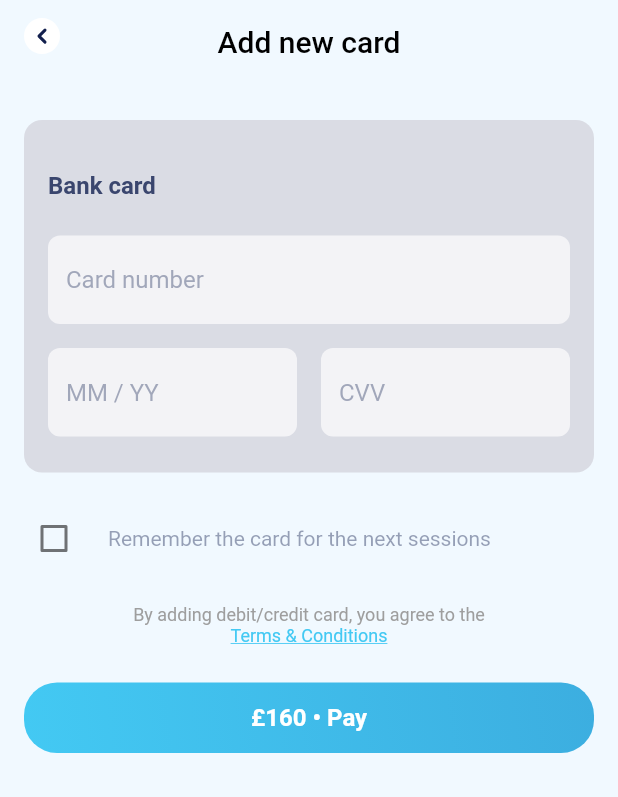
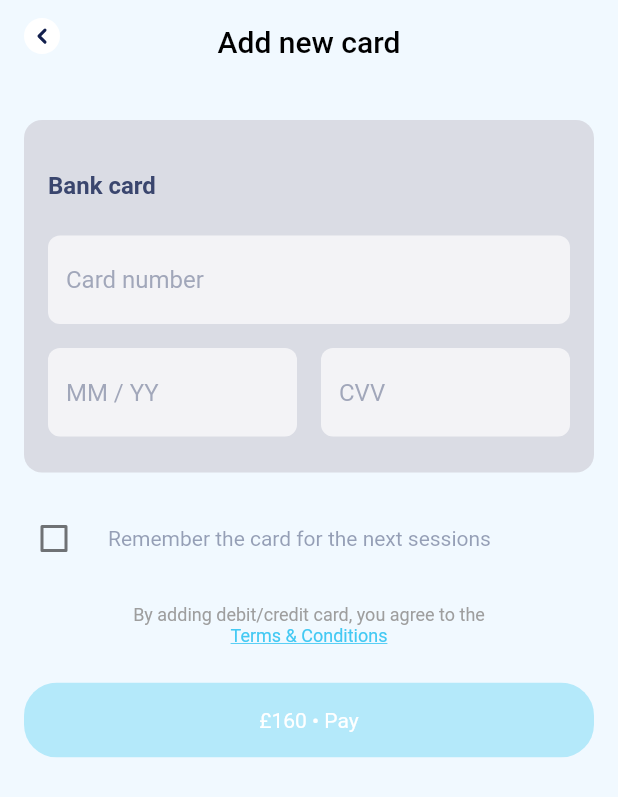
Before and after one commit to phantom1511/test_task, a Flutter app: the screen it shows after launch, after a tap on "Add new card", on a phone screen of 412 x 824 dp. Shown: the top 797 px of the screen. Run offline on Flutter 3.47's test engine with Material 2 defaults, Android fonts, the phone set to English and light mode, and no system bars; our stand-ins replace flutter_svg; missing offline and left inert: bottom_drawer.

Commit message:
bug fixed

```diff
--- a/lib/constants.dart
+++ b/lib/constants.dart
@@ -3,8 +3,8 @@ import 'package:flutter/material.dart';
 
 class Assets {
   static const String close = 'assets/images/close.svg';
-  static const String card1 = 'assets/images/card1.svg';
-  static const String card2 = 'assets/images/card2.svg';
+  static const String card1 = 'assets/images/card1.png';
+  static const String card2 = 'assets/images/card2.png';
   static const String back = 'assets/images/back.svg';
 }
 
--- a/lib/view/add_new_card_page.dart
+++ b/lib/view/add_new_card_page.dart
@@ -15,7 +15,7 @@ class _AddNewCardPageState extends State<AddNewCardPage> {
   bool checkedValue = false;
   final _formKey = GlobalKey<FormState>();
   bool _enabled = false;
-  Color btnColor = Palette.charlotte;
+  // Color btnColor =;
 
   @override
   Widget build(BuildContext context) {
@@ -62,7 +62,8 @@ class _AddNewCardPageState extends State<AddNewCardPage> {
                             SizedBox(height: 34),
                             Text(
                               'Bank card',
-                              style: Theme.of(context)
+                              style: Theme
+                                  .of(context)
                                   .textTheme
                                   .subtitle1
                                   .copyWith(
@@ -76,10 +77,8 @@ class _AddNewCardPageState extends State<AddNewCardPage> {
                                 setState(() {
                                   if (text.length > 0) {
                                     _enabled = true;
-                                    btnColor = Palette.athensGray;
                                   } else {
                                     _enabled = false;
-                                    btnColor = Palette.charlotte;
                                   }
                                 });
                               },
@@ -91,7 +90,8 @@ class _AddNewCardPageState extends State<AddNewCardPage> {
                                       borderRadius: BorderRadius.circular(8),
                                       borderSide: BorderSide.none),
                                   hintText: 'Card number',
-                                  hintStyle: Theme.of(context)
+                                  hintStyle: Theme
+                                      .of(context)
                                       .textTheme
                                       .subtitle1
                                       .copyWith(
@@ -122,7 +122,8 @@ class _AddNewCardPageState extends State<AddNewCardPage> {
                                             BorderRadius.circular(8),
                                             borderSide: BorderSide.none),
                                         hintText: 'MM / YY',
-                                        hintStyle: Theme.of(context)
+                                        hintStyle: Theme
+                                            .of(context)
                                             .textTheme
                                             .subtitle1
                                             .copyWith(
@@ -153,7 +154,8 @@ class _AddNewCardPageState extends State<AddNewCardPage> {
                                             BorderRadius.circular(8),
                                             borderSide: BorderSide.none),
                                         hintText: 'CVV',
-                                        hintStyle: Theme.of(context)
+                                        hintStyle: Theme
+                                            .of(context)
                                             .textTheme
                                             .subtitle1
                                             .copyWith(
@@ -175,7 +177,8 @@ class _AddNewCardPageState extends State<AddNewCardPage> {
               CheckboxListTile(
                 title: Text(
                   'Remember the card for the next sessions',
-                  style: Theme.of(context)
+                  style: Theme
+                      .of(context)
                       .textTheme
                       .bodyText2
                       .copyWith(color: Palette.eastBay.withOpacity(.5)),
@@ -197,12 +200,20 @@ class _AddNewCardPageState extends State<AddNewCardPage> {
                   children: [
                     Text(
                       'By adding debit/credit card, you agree to the',
-                      style: Theme.of(context).textTheme.caption.copyWith(
+                      style: Theme
+                          .of(context)
+                          .textTheme
+                          .caption
+                          .copyWith(
                           fontWeight: FontWeight.w400, color: Colors.grey),
                     ),
                     Text(
                       'Terms & Conditions',
-                      style: Theme.of(context).textTheme.caption.copyWith(
+                      style: Theme
+                          .of(context)
+                          .textTheme
+                          .caption
+                          .copyWith(
                         fontWeight: FontWeight.w400,
                         color: Palette.pictonBlueL,
                         decoration: TextDecoration.underline,
@@ -232,11 +243,42 @@ class _AddNewCardPageState extends State<AddNewCardPage> {
                 //             MaterialStateProperty.all<Color>(Colors.red)),
                 //   ),
                 // ),
-                child: RaisedGradientButton(
-                  label: '£160 • Pay',
+                child: Container(
+                  height: 50.0,
+                  width: double.maxFinite,
+                  child: RawMaterialButton(
                     onPressed: _enabled ? () {} : null,
-                  color: btnColor,
+                    shape: RoundedRectangleBorder(borderRadius: BorderRadius.circular(22)),
+                    padding: EdgeInsets.all(0.0),
+                    child: Ink(
+                      decoration: BoxDecoration(
+                          gradient: _enabled ?  LinearGradient(colors: [Palette.pictonBlueL, Palette.pictonBlue],
+                            begin: Alignment.centerLeft,
+                            end: Alignment.centerRight,
+                          ) : LinearGradient(colors: [Palette.charlotte, Palette.charlotte],
+                            begin: Alignment.centerLeft,
+                            end: Alignment.centerRight,
                           ),
+                          borderRadius: BorderRadius.circular(22)
+                      ),
+                      child: Container(
+                        alignment: Alignment.center,
+                        child: Text(
+                          '£160 • Pay',
+                          textAlign: TextAlign.center,
+                          style: TextStyle(
+                              color: Colors.white
+                          ),
+                        ),
+                      ),
+                    ),
+                  ),
+                ),
+                // child: RaisedGradientButton(
+                //   label: '£160 • Pay',
+                //   onPressed: _enabled ? () {} : null,
+                //   color: btnColor,
+                // ),
               )
             ],
           ),
--- a/lib/view/payment_method_page.dart
+++ b/lib/view/payment_method_page.dart
@@ -179,9 +179,7 @@ class _PaymentMethodPageState extends State<PaymentMethodPage> {
                         color: Palette.eastBay.withOpacity(.8),
                         fontWeight: FontWeight.w400),
                   ),
-                  leading: SvgPicture.asset(
-                    Assets.card1,
-                  ),
+                  leading: Image.asset(Assets.card1),
                   trailing: Radio(
                     onChanged: (value) {
                       setState(() {
@@ -200,9 +198,7 @@ class _PaymentMethodPageState extends State<PaymentMethodPage> {
                         color: Palette.eastBay.withOpacity(.8),
                         fontWeight: FontWeight.w400),
                   ),
-                  leading: SvgPicture.asset(
-                    Assets.card2,
-                  ),
+                  leading: Image.asset(Assets.card2),
                   trailing: Radio(
                     onChanged: (value) {
                       setState(() {
@@ -225,9 +221,7 @@ class _PaymentMethodPageState extends State<PaymentMethodPage> {
                       color: Palette.eastBay.withOpacity(.8),
                       fontWeight: FontWeight.w400),
                 ),
-                leading: SvgPicture.asset(
-                  Assets.card2,
-                ),
+                leading: Icon(Icons.credit_card),
                 trailing: Icon(
                   Icons.add,
                   color: Palette.eastBay,
--- a/lib/widget/gradient_button.dart
+++ b/lib/widget/gradient_button.dart
@@ -18,19 +18,24 @@ class RaisedGradientButton extends StatelessWidget {
       width: double.maxFinite,
       height: 47,
       decoration: ShapeDecoration(
-        shape:
-            RoundedRectangleBorder(borderRadius: BorderRadius.circular(22)),
+        shape: RoundedRectangleBorder(borderRadius: BorderRadius.circular(22)),
         gradient: LinearGradient(
             colors: [Palette.pictonBlueL, Palette.pictonBlue],
             begin: Alignment.bottomLeft,
             end: Alignment.topRight),
       ),
-      child: Material(
-        borderRadius: BorderRadius.circular(size),
-        color: Colors.transparent,
+      child: TextButton(
+        onPressed: onPressed,
+        style: ButtonStyle(
+            shape: MaterialStateProperty.all<RoundedRectangleBorder>(
+              RoundedRectangleBorder(
+                borderRadius: BorderRadius.circular(size),
+              ),
+            ),
+            backgroundColor:
+                MaterialStateProperty.all<Color>(Colors.transparent)),
         child: InkWell(
           borderRadius: BorderRadius.circular(size),
-          onTap: onPressed,
           child: Center(
             child: Text(
               label,
```
Also changed, not shown: assets/images/card1.png (added), assets/images/card2.png (added). Lines whose indentation alone changed are shown as unchanged.
